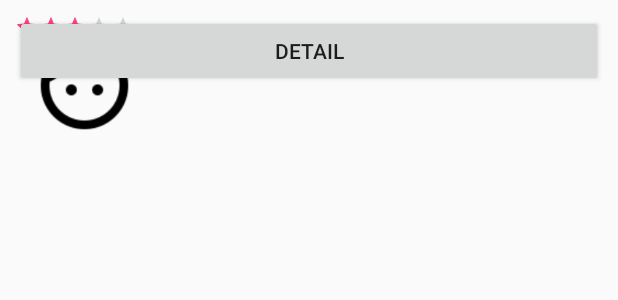
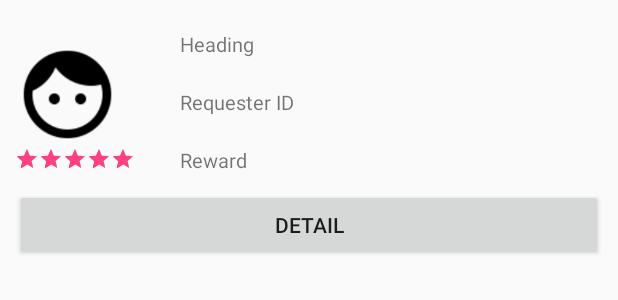
Before and after one commit to wonter123/AnyoneThereGithub, an Android app: the layout list_in_dialog_element.xml on its own in the app's theme, with its tools: preview values and no code run, on a phone screen of 412 x 824 dp. Shown: the top 300 px of the screen. Run offline under Robolectric (Android 15) with nearby library versions, the phone set to English and light mode, and no system bars.

Commit message:
mapsAndPostsAndListInDialog

```diff
--- a/app/src/main/java/anyonethere/cs/brandies/edu/anyonetheregithub/MapsActivity.java
+++ b/app/src/main/java/anyonethere/cs/brandies/edu/anyonetheregithub/MapsActivity.java
@@ -5,6 +5,7 @@ import android.content.pm.PackageManager;
 import android.location.Location;
 import android.os.Bundle;
 import android.support.annotation.NonNull;
+import android.support.design.widget.FloatingActionButton;
 import android.support.v4.app.ActivityCompat;
 import android.support.v4.app.FragmentActivity;
 import android.support.v4.content.ContextCompat;
@@ -80,6 +81,8 @@ public class MapsActivity extends FragmentActivity implements OnMapReadyCallback
     private ListInDialogAdapter listInDialogAdapter;
     private ListView listInDialog;
 
+
+    private FloatingActionButton backToList;
     @Override
     protected void onCreate(Bundle savedInstanceState) {
         super.onCreate(savedInstanceState);
@@ -137,6 +140,8 @@ public class MapsActivity extends FragmentActivity implements OnMapReadyCallback
         for(String loc: allLocations){
             locationIndex.put(loc, positions[i++]);
         }
+
+        backToList = (FloatingActionButton) findViewById(R.id.main_mapButton);
     }
 
     @Override
--- a/app/src/main/java/anyonethere/cs/brandies/edu/anyonetheregithub/Post.java
+++ b/app/src/main/java/anyonethere/cs/brandies/edu/anyonetheregithub/Post.java
@@ -28,7 +28,6 @@ public class Post {
         // Default constructor required for calls to DataSnapshot.getValue(Post.class)
     }
 
-    public Post(){}
 
     public Post(String title, int reward, String description, Date postDate,
                 Date expireDate, String from, String to) {
--- a/app/src/main/res/layout/list_in_dialog_element.xml
+++ b/app/src/main/res/layout/list_in_dialog_element.xml
@@ -20,7 +20,7 @@
         android:id="@+id/list_in_dialog_Requester"
         android:layout_width="match_parent"
         android:layout_height="wrap_content"
-        android:layout_below="@+id/heading"
+        android:layout_below="@+id/list_in_dialog_heading"
         android:layout_marginLeft="100dp"
         android:padding="10dp"
         android:text="Requester ID"
@@ -30,7 +30,7 @@
         android:id="@+id/list_in_dialog_reward"
         android:layout_width="match_parent"
         android:layout_height="wrap_content"
-        android:layout_below="@+id/Requester"
+        android:layout_below="@+id/list_in_dialog_Requester"
         android:layout_marginLeft="100dp"
         android:padding="10dp"
         android:text="Reward"
@@ -43,29 +43,25 @@
         android:layout_alignParentLeft="true"
         android:layout_alignParentStart="true"
         android:layout_alignParentTop="true"
-        android:layout_marginLeft="11dp"
-        android:layout_marginStart="11dp"
-        android:layout_marginTop="12dp"
+        android:layout_marginTop="18dp"
         app:srcCompat="@drawable/ic_face" />
 
     <Button
         android:id="@+id/list_in_dialog_detail"
-        android:layout_width="wrap_content"
+        android:layout_width="match_parent"
         android:layout_height="wrap_content"
         android:layout_alignLeft="@+id/linearLayout"
-        android:layout_alignParentEnd="true"
-        android:layout_alignParentRight="true"
         android:layout_alignStart="@+id/linearLayout"
-        android:layout_below="@+id/reward"
+        android:layout_below="@+id/list_in_dialog_reward"
         android:text="Detail" />
 
     <LinearLayout
         android:id="@+id/linearLayout"
         android:layout_width="wrap_content"
         android:layout_height="wrap_content"
-        android:layout_alignLeft="@+id/userID"
-        android:layout_alignStart="@+id/userID"
-        android:layout_below="@+id/userID">
+        android:layout_alignLeft="@+id/list_in_dialog_userID"
+        android:layout_alignStart="@+id/list_in_dialog_userID"
+        android:layout_below="@+id/list_in_dialog_userID">
 
         <RatingBar
             android:id="@+id/list_in_dialog_ratingbar"
@@ -73,7 +69,7 @@
             android:layout_width="wrap_content"
             android:layout_height="wrap_content"
             android:numStars="5"
-            android:rating="3"
+            android:rating="5"
             android:stepSize="0.1" />
     </LinearLayout>
 
```
